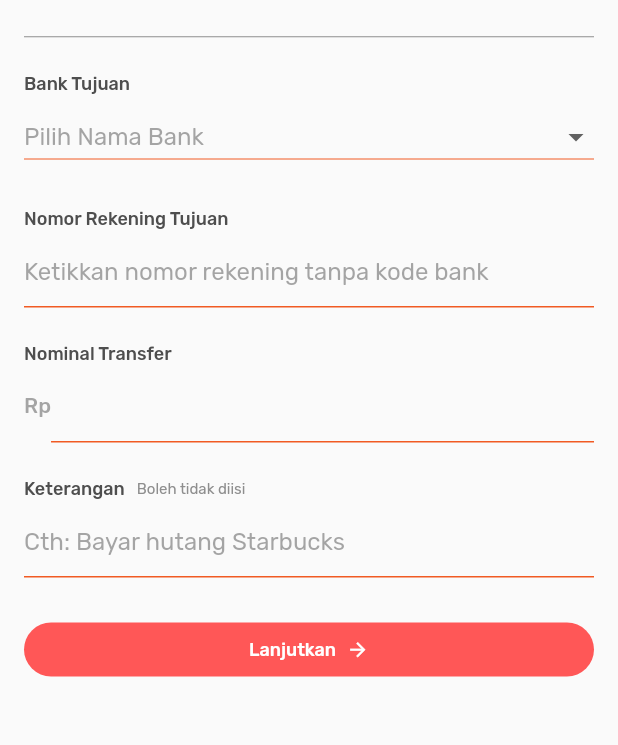
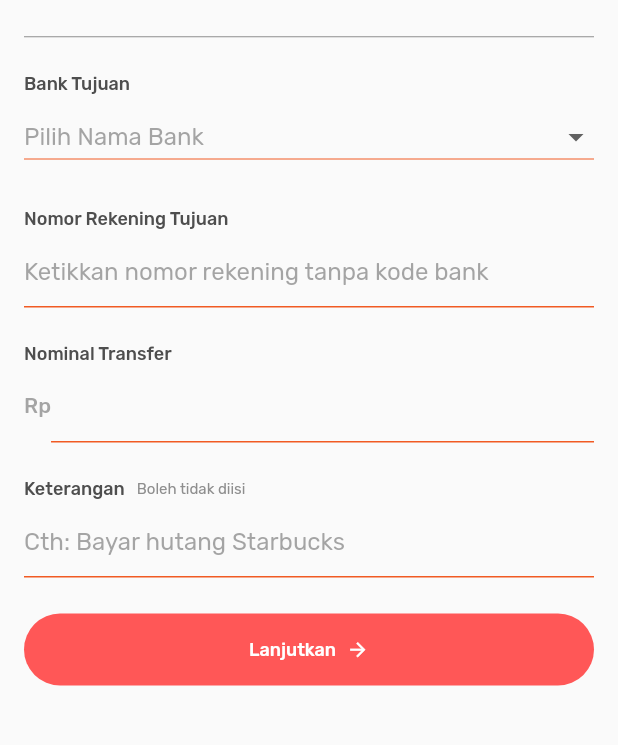
Before and after one commit to daruanugerah/Flutter-BNI-App-UI, a Flutter app: the TransferOtherPager screen opened directly, on a phone screen of 412 x 824 dp, the part 297-1042 px from its top. Run offline on Flutter 3.47's test engine with Material 2 defaults, Android fonts, the light colour scheme and no system bars; our stand-ins replace equatable, google_fonts.

Commit message:
add height on button

```diff
--- a/lib/pages/transfer_other_page.dart
+++ b/lib/pages/transfer_other_page.dart
@@ -384,6 +384,7 @@ class _TransferOtherPagerState extends State<TransferOtherPager> {
             Container(
               margin: EdgeInsets.only(bottom: 30),
               width: double.infinity,
+              height: 48,
               child: TextButton(
                 onPressed: () {},
                 style: TextButton.styleFrom(
```
